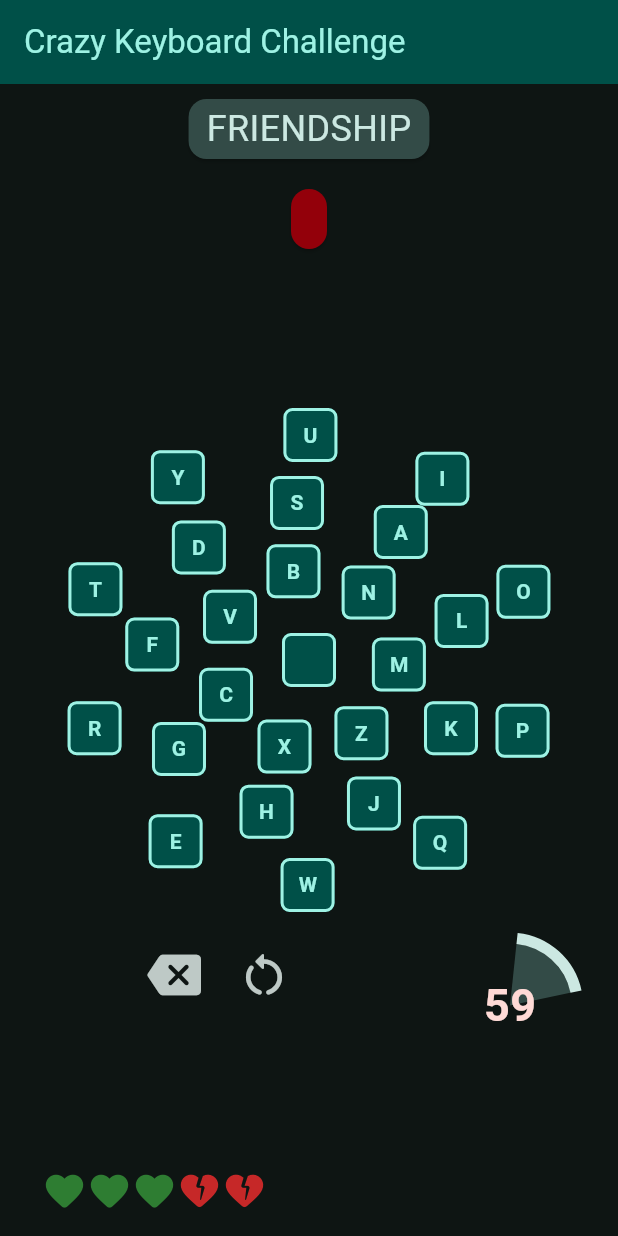
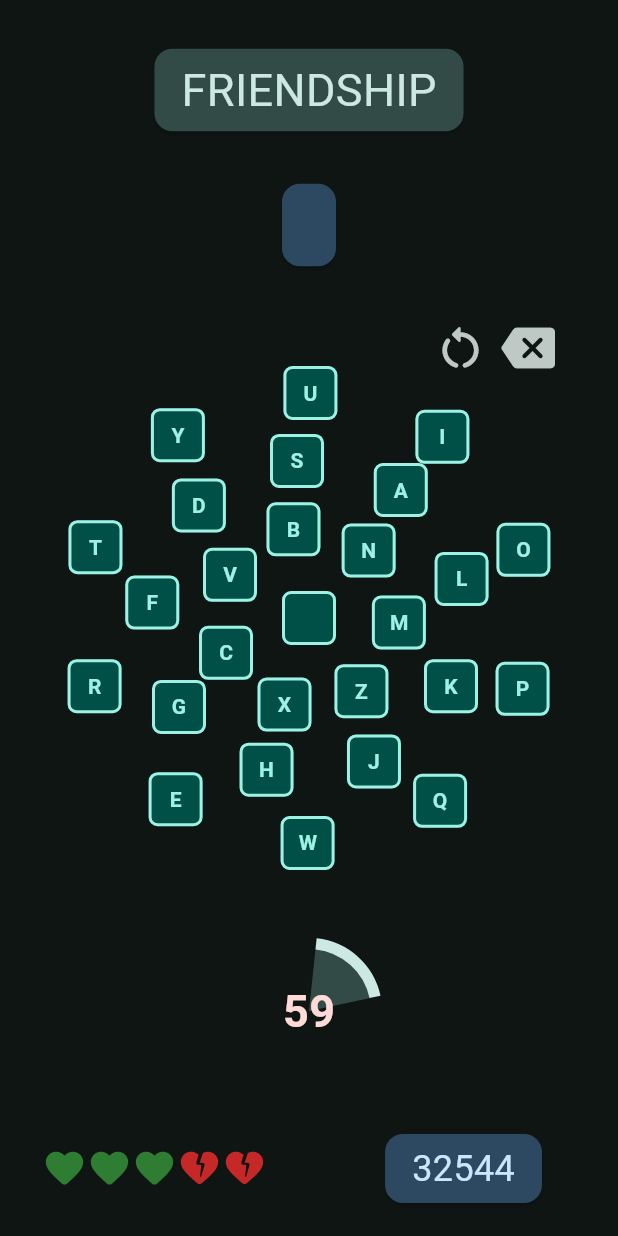
Before and after one commit to mekispetermagan/crazy_keyboard_challenge, a Flutter app: the screen it shows after launch, after a tap on "Start", on a phone screen of 412 x 824 dp. Run offline on Flutter 3.47's test engine with Material 3 defaults, Android fonts, the light colour scheme and no system bars; our stand-ins replace google_fonts.

Commit message:
rearranging game screen

```diff
--- a/lib/keyboards.dart
+++ b/lib/keyboards.dart
@@ -52,13 +52,13 @@ class CircleKeyboard {
       onPressed: onKeyPress,
     ),
     BackspaceButton(
-      x: x0-90,
-      y: y0+210,
+      x: 2*x0-60,
+      y: y0-180,
       onPressed: onKeyPress,
     ),
     ResetButton(
-      x: x0-30,
-      y: y0+210,
+      x: 2*x0-105,
+      y: y0-180,
       onPressed: onKeyPress,
     ),
   ];
--- a/lib/positioned_widgets.dart
+++ b/lib/positioned_widgets.dart
@@ -185,16 +185,18 @@ class BackspaceButton extends StatelessWidget {
   }
 }
 
-class PositionedText extends StatelessWidget {
+class PositionedTextCard extends StatelessWidget {
   final String text;
   final double x;
   final double y;
   final Role role;
-  const PositionedText({
+  final double fontSize;
+  const PositionedTextCard({
     required this.text,
     required this.x,
     required this.y,
     this.role = Role.primary,
+    this.fontSize = 24,
     super.key,
   });
 
@@ -207,12 +209,12 @@ class PositionedText extends StatelessWidget {
       child: Card(
         color: role.bg(cs),
         child: Padding(
-          padding: const EdgeInsets.symmetric(vertical: 3, horizontal: 12),
+          padding: const EdgeInsets.symmetric(vertical: 6, horizontal: 18),
           child: Text(
             text,
             textAlign: TextAlign.center,
             style: TextStyle(
-              fontSize: 24,
+              fontSize: fontSize,
               color: role.fg(cs),
             ),
           ),
--- a/lib/screens.dart
+++ b/lib/screens.dart
@@ -1,6 +1,6 @@
 import 'package:flutter/material.dart';
 import 'package:typing/countdown_logic.dart';
-import 'package:typing/countdown_widgets.dart';
+// import 'package:typing/countdown_widgets.dart';
 // import  'dart:math';
 import 'positioned_widgets.dart';
 import 'package:typing/keyboards.dart';
@@ -47,7 +47,7 @@ class TitleScreen extends StatelessWidget {
           padding: EdgeInsets.all(24),
           child: SizedBox.expand(
             child: Column(
-              mainAxisAlignment: MainAxisAlignment.spaceBetween,
+              mainAxisAlignment: MainAxisAlignment.spaceAround,
               crossAxisAlignment: CrossAxisAlignment.center,
               children: <Widget>[
                 Text(
@@ -89,11 +89,11 @@ class GameScreen extends StatelessWidget {
   Widget build(BuildContext context) {
     final ColorScheme cs = Theme.of(context).colorScheme;
     return Scaffold(
-      appBar: AppBar(
-        title: Text("Crazy Keyboard Challenge"),
-        backgroundColor: Theme.of(context).colorScheme.primaryContainer,
-        foregroundColor: Theme.of(context).colorScheme.onPrimaryContainer,
-      ),
+      // appBar: AppBar(
+      //   title: Text("Crazy Keyboard Challenge"),
+      //   backgroundColor: Theme.of(context).colorScheme.primaryContainer,
+      //   foregroundColor: Theme.of(context).colorScheme.onPrimaryContainer,
+      // ),
       body: SafeArea(
         child: SizedBox(
           child: LayoutBuilder(
@@ -113,17 +113,19 @@ class GameScreen extends StatelessWidget {
                   width: width,
                   child: Stack(
                     children: <Widget>[
-                      PositionedText(
+                      PositionedTextCard(
                         text: challengeText,
                         x: x0,
-                        y: 30,
+                        y: 60,
                         role:Role.secondary,
+                        fontSize: 30,
                       ),
-                      PositionedText(
+                      PositionedTextCard(
                         text: typedText,
                         x: x0,
-                        y: 90,
-                        role: Role.error,
+                        y: 150,
+                        role: Role.tertiary,
+                        fontSize: 30,
                       ),
                       ...CircleKeyboard(
                         keySize: keySize,
@@ -132,17 +134,23 @@ class GameScreen extends StatelessWidget {
                         angle: angle,
                         onKeyPress: onKeyPress,
                       ).keys,
+                      PositionedCountdownTimer(
+                        status: countdownStatus,
+                        baseSize: 30,
+                        x: x0,
+                        y: height-150,
+                      ),
                       LivesDisplay(
                         lives: 3,
                         maxLives: 5,
                         x: width/4,
-                        y: height-30
+                        y: height-45,
                       ),
-                      PositionedCountdownTimer(
-                        status: countdownStatus,
-                        baseSize: 30,
-                        x: width-72,
-                        y: height*0.8,
+                      PositionedTextCard(
+                        text: "32544",
+                        x: width*3/4,
+                        y:height-45,
+                        role: Role.tertiary,
                       ),
                     ]
                   ),
```
